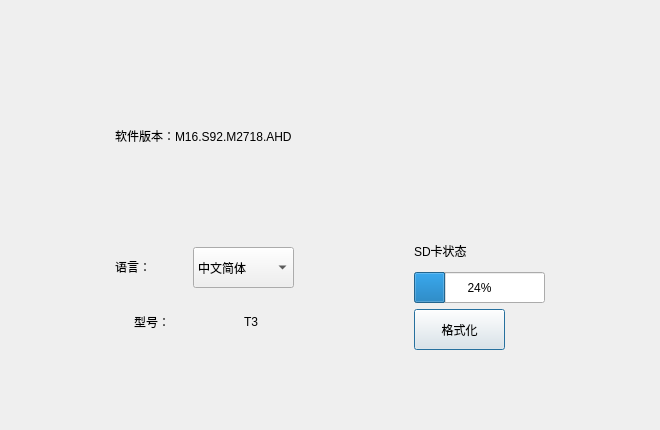
The window that about.ui (jjzhang166/DvrUI) describes before a commit, drawn with Qt 5.
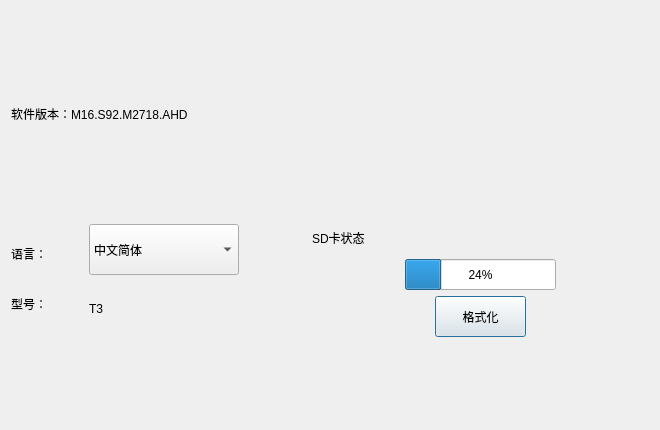
The same window after the commit.

What changed in the file:
```diff
--- a/about.ui
+++ b/about.ui
@@ -13,10 +13,7 @@
   <property name="windowTitle">
    <string>Dialog</string>
   </property>
-  <layout class="QGridLayout" name="gridLayout_5" rowstretch="1,6,6">
-   <property name="bottomMargin">
-    <number>80</number>
-   </property>
+  <layout class="QGridLayout" name="gridLayout" rowstretch="1,4,1,6,1">
    <item row="0" column="0">
     <spacer name="verticalSpacer_7">
      <property name="orientation">
@@ -30,8 +27,20 @@
      </property>
     </spacer>
    </item>
-   <item row="1" column="0" colspan="2">
+   <item row="1" column="0" colspan="3">
     <widget class="QLabel" name="softerwareVersion">
+     <property name="minimumSize">
+      <size>
+       <width>531</width>
+       <height>41</height>
+      </size>
+     </property>
+     <property name="maximumSize">
+      <size>
+       <width>531</width>
+       <height>41</height>
+      </size>
+     </property>
      <property name="styleSheet">
       <string notr="true">font: 75 10pt &quot;微软雅黑&quot;;
 font: 63 18pt &quot;Ubuntu&quot;;</string>
@@ -41,11 +50,26 @@
      </property>
     </widget>
    </item>
-   <item row="2" column="0">
-    <layout class="QGridLayout" name="gridLayout_4">
-     <item row="0" column="0">
-      <layout class="QGridLayout" name="gridLayout_2">
-       <item row="0" column="0">
+   <item row="2" column="1">
+    <spacer name="verticalSpacer_8">
+     <property name="orientation">
+      <enum>Qt::Vertical</enum>
+     </property>
+     <property name="sizeHint" stdset="0">
+      <size>
+       <width>20</width>
+       <height>35</height>
+      </size>
+     </property>
+    </spacer>
+   </item>
+   <item row="3" column="0" colspan="3">
+    <layout class="QHBoxLayout" name="horizontalLayout_5" stretch="5,1,5">
+     <item>
+      <layout class="QHBoxLayout" name="horizontalLayout">
+       <item>
+        <layout class="QVBoxLayout" name="verticalLayout">
+         <item>
         <widget class="QLabel" name="languageLabel">
          <property name="minimumSize">
           <size>
@@ -68,7 +92,33 @@
          </property>
         </widget>
        </item>
-       <item row="0" column="1">
+         <item>
+          <widget class="QLabel" name="typeLabel2">
+           <property name="minimumSize">
+            <size>
+             <width>72</width>
+             <height>24</height>
+            </size>
+           </property>
+           <property name="maximumSize">
+            <size>
+             <width>72</width>
+             <height>24</height>
+            </size>
+           </property>
+           <property name="styleSheet">
+            <string notr="true">font: 63 18pt &quot;Ubuntu&quot;;</string>
+           </property>
+           <property name="text">
+            <string>型号：</string>
+           </property>
+          </widget>
+         </item>
+        </layout>
+       </item>
+       <item>
+        <layout class="QVBoxLayout" name="verticalLayout_2">
+         <item>
         <widget class="QComboBox" name="languageSelect">
          <property name="sizePolicy">
           <sizepolicy hsizetype="Preferred" vsizetype="Preferred">
@@ -78,14 +128,14 @@
          </property>
          <property name="minimumSize">
           <size>
-           <width>101</width>
-           <height>41</height>
+             <width>150</width>
+             <height>51</height>
           </size>
          </property>
          <property name="maximumSize">
           <size>
-           <width>101</width>
-           <height>41</height>
+             <width>150</width>
+             <height>51</height>
           </size>
          </property>
          <item>
@@ -100,45 +150,18 @@
          </item>
         </widget>
        </item>
-      </layout>
-     </item>
-     <item row="1" column="0">
-      <layout class="QGridLayout" name="gridLayout_3">
-       <item row="0" column="0">
-        <widget class="QLabel" name="typeLabel2">
-         <property name="minimumSize">
-          <size>
-           <width>85</width>
-           <height>31</height>
-          </size>
-         </property>
-         <property name="maximumSize">
-          <size>
-           <width>85</width>
-           <height>31</height>
-          </size>
-         </property>
-         <property name="styleSheet">
-          <string notr="true">font: 75 10pt &quot;微软雅黑&quot;;
-font: 63 16pt &quot;Ubuntu&quot;;</string>
-         </property>
-         <property name="text">
-          <string>型号：</string>
-         </property>
-        </widget>
-       </item>
-       <item row="0" column="1">
+         <item>
         <widget class="QLabel" name="typeLabel1">
          <property name="minimumSize">
           <size>
-           <width>31</width>
-           <height>31</height>
+             <width>150</width>
+             <height>51</height>
           </size>
          </property>
          <property name="maximumSize">
           <size>
-           <width>31</width>
-           <height>31</height>
+             <width>150</width>
+             <height>51</height>
           </size>
          </property>
          <property name="styleSheet">
@@ -154,12 +177,24 @@
      </item>
     </layout>
    </item>
-   <item row="2" column="1">
-    <layout class="QGridLayout" name="gridLayout">
-     <property name="leftMargin">
-      <number>10</number>
-     </property>
-     <item row="0" column="0">
+     <item>
+      <spacer name="horizontalSpacer_6">
+       <property name="orientation">
+        <enum>Qt::Horizontal</enum>
+       </property>
+       <property name="sizeHint" stdset="0">
+        <size>
+         <width>40</width>
+         <height>20</height>
+        </size>
+       </property>
+      </spacer>
+     </item>
+     <item>
+      <layout class="QVBoxLayout" name="verticalLayout_3">
+       <item>
+        <layout class="QHBoxLayout" name="horizontalLayout_2">
+         <item>
       <widget class="QLabel" name="label">
        <property name="minimumSize">
         <size>
@@ -181,17 +216,47 @@
        </property>
       </widget>
      </item>
-     <item row="1" column="0">
+         <item>
+          <spacer name="horizontalSpacer">
+           <property name="orientation">
+            <enum>Qt::Horizontal</enum>
+           </property>
+           <property name="sizeHint" stdset="0">
+            <size>
+             <width>40</width>
+             <height>20</height>
+            </size>
+           </property>
+          </spacer>
+         </item>
+        </layout>
+       </item>
+       <item>
+        <layout class="QHBoxLayout" name="horizontalLayout_3">
+         <item>
+          <spacer name="horizontalSpacer_4">
+           <property name="orientation">
+            <enum>Qt::Horizontal</enum>
+           </property>
+           <property name="sizeHint" stdset="0">
+            <size>
+             <width>40</width>
+             <height>20</height>
+            </size>
+           </property>
+          </spacer>
+         </item>
+         <item>
       <widget class="QProgressBar" name="ROM_usage">
        <property name="minimumSize">
         <size>
-         <width>131</width>
+             <width>151</width>
          <height>31</height>
         </size>
        </property>
        <property name="maximumSize">
         <size>
-         <width>131</width>
+             <width>151</width>
          <height>31</height>
         </size>
        </property>
@@ -200,7 +265,37 @@
        </property>
       </widget>
      </item>
-     <item row="2" column="0">
+         <item>
+          <spacer name="horizontalSpacer_5">
+           <property name="orientation">
+            <enum>Qt::Horizontal</enum>
+           </property>
+           <property name="sizeHint" stdset="0">
+            <size>
+             <width>40</width>
+             <height>20</height>
+            </size>
+           </property>
+          </spacer>
+         </item>
+        </layout>
+       </item>
+       <item>
+        <layout class="QHBoxLayout" name="horizontalLayout_4">
+         <item>
+          <spacer name="horizontalSpacer_2">
+           <property name="orientation">
+            <enum>Qt::Horizontal</enum>
+           </property>
+           <property name="sizeHint" stdset="0">
+            <size>
+             <width>40</width>
+             <height>20</height>
+            </size>
+           </property>
+          </spacer>
+         </item>
+         <item>
       <widget class="QPushButton" name="formatButton">
        <property name="minimumSize">
         <size>
@@ -222,7 +317,37 @@
        </property>
       </widget>
      </item>
-    </layout>
+         <item>
+          <spacer name="horizontalSpacer_3">
+           <property name="orientation">
+            <enum>Qt::Horizontal</enum>
+           </property>
+           <property name="sizeHint" stdset="0">
+            <size>
+             <width>40</width>
+             <height>20</height>
+            </size>
+           </property>
+          </spacer>
+         </item>
+        </layout>
+       </item>
+      </layout>
+     </item>
+    </layout>
+   </item>
+   <item row="4" column="2">
+    <spacer name="verticalSpacer_9">
+     <property name="orientation">
+      <enum>Qt::Vertical</enum>
+     </property>
+     <property name="sizeHint" stdset="0">
+      <size>
+       <width>20</width>
+       <height>36</height>
+      </size>
+     </property>
+    </spacer>
    </item>
   </layout>
  </widget>
```
Left out of the diff: 3 changed lines with no effect on the pictures. Lines whose indentation alone changed are shown as unchanged.
